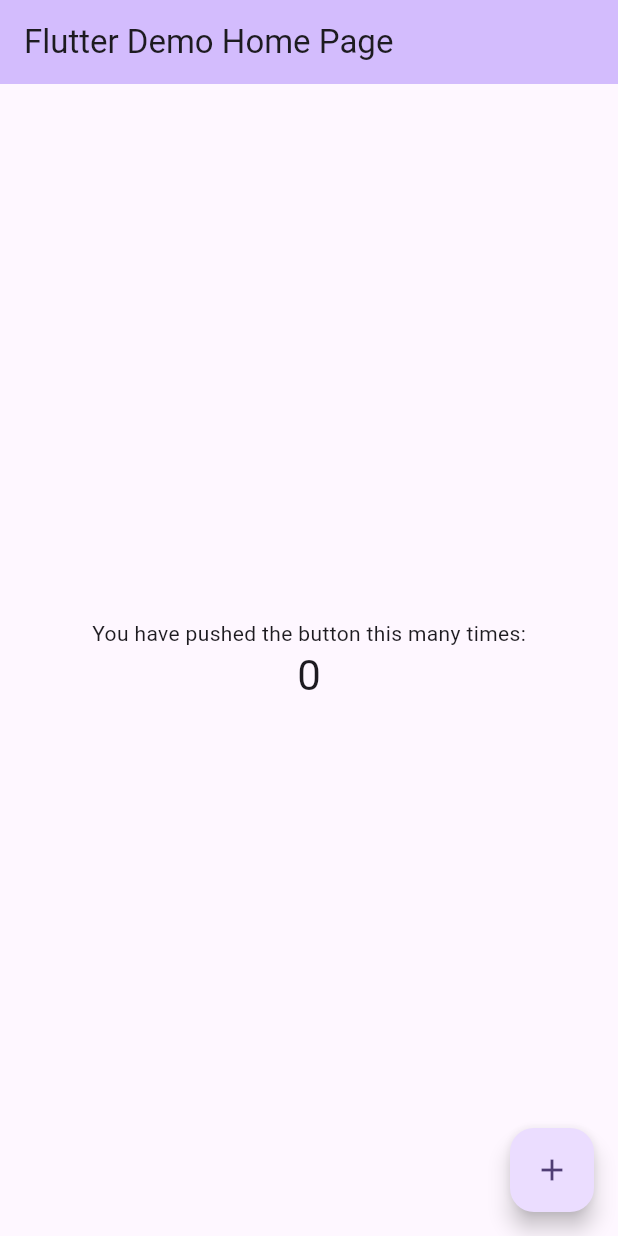
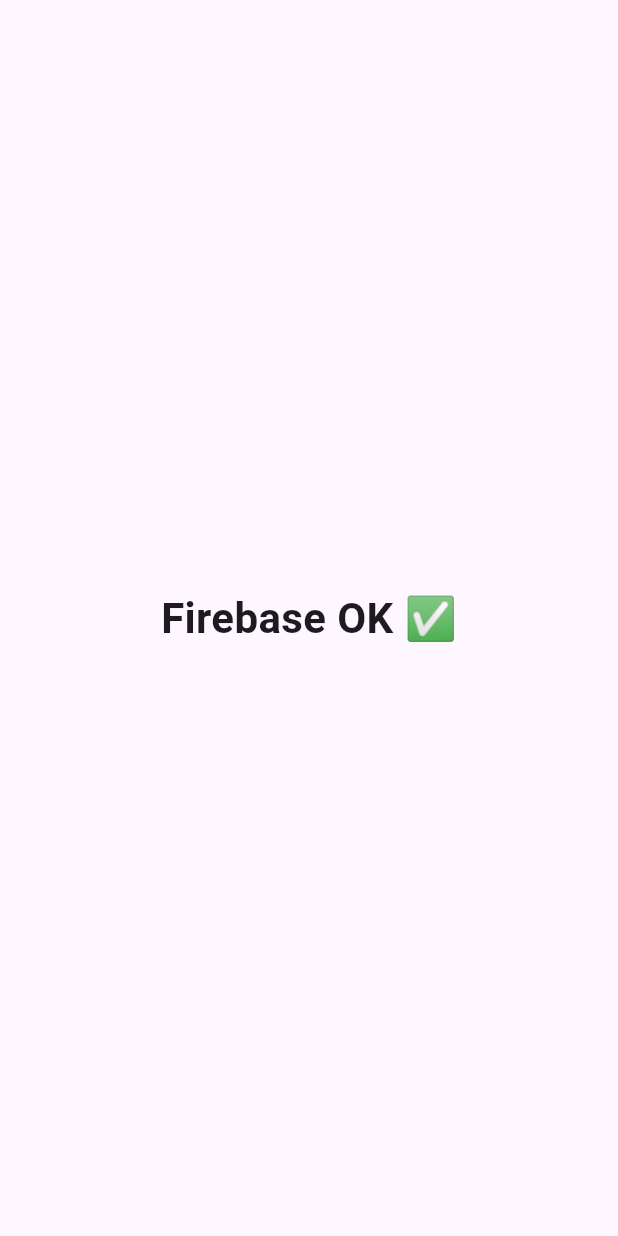
Before and after one commit to azizjouini724/skillswap, a Flutter app: the screen it shows after launch, on a phone screen of 412 x 824 dp. Run offline on Flutter 3.47's test engine with Material 3 defaults, Android fonts, the phone set to English and light mode, and no system bars; our stand-ins replace firebase_core; accounts and stored records are empty.

Commit message:
feat: firebase configured (auth, firestore, flutterfire)

```diff
--- a/lib/main.dart
+++ b/lib/main.dart
@@ -1,122 +1,21 @@
+import 'package:firebase_core/firebase_core.dart';
 import 'package:flutter/material.dart';
+import 'firebase_options.dart';
 
-void main() {
-  runApp(const MyApp());
-}
-
-class MyApp extends StatelessWidget {
-  const MyApp({super.key});
-
-  // This widget is the root of your application.
-  @override
-  Widget build(BuildContext context) {
-    return MaterialApp(
-      title: 'Flutter Demo',
-      theme: ThemeData(
-        // This is the theme of your application.
-        //
-        // TRY THIS: Try running your application with "flutter run". You'll see
-        // the application has a purple toolbar. Then, without quitting the app,
-        // try changing the seedColor in the colorScheme below to Colors.green
-        // and then invoke "hot reload" (save your changes or press the "hot
-        // reload" button in a Flutter-supported IDE, or press "r" if you used
-        // the command line to start the app).
-        //
-        // Notice that the counter didn't reset back to zero; the application
-        // state is not lost during the reload. To reset the state, use hot
-        // restart instead.
-        //
-        // This works for code too, not just values: Most code changes can be
-        // tested with just a hot reload.
-        colorScheme: .fromSeed(seedColor: Colors.deepPurple),
-      ),
-      home: const MyHomePage(title: 'Flutter Demo Home Page'),
-    );
-  }
-}
-
-class MyHomePage extends StatefulWidget {
-  const MyHomePage({super.key, required this.title});
-
-  // This widget is the home page of your application. It is stateful, meaning
-  // that it has a State object (defined below) that contains fields that affect
-  // how it looks.
-
-  // This class is the configuration for the state. It holds the values (in this
-  // case the title) provided by the parent (in this case the App widget) and
-  // used by the build method of the State. Fields in a Widget subclass are
-  // always marked "final".
-
-  final String title;
-
-  @override
-  State<MyHomePage> createState() => _MyHomePageState();
-}
-
-class _MyHomePageState extends State<MyHomePage> {
-  int _counter = 0;
-
-  void _incrementCounter() {
-    setState(() {
-      // This call to setState tells the Flutter framework that something has
-      // changed in this State, which causes it to rerun the build method below
-      // so that the display can reflect the updated values. If we changed
-      // _counter without calling setState(), then the build method would not be
-      // called again, and so nothing would appear to happen.
-      _counter++;
-    });
-  }
-
-  @override
-  Widget build(BuildContext context) {
-    // This method is rerun every time setState is called, for instance as done
-    // by the _incrementCounter method above.
-    //
-    // The Flutter framework has been optimized to make rerunning build methods
-    // fast, so that you can just rebuild anything that needs updating rather
-    // than having to individually change instances of widgets.
-    return Scaffold(
-      appBar: AppBar(
-        // TRY THIS: Try changing the color here to a specific color (to
-        // Colors.amber, perhaps?) and trigger a hot reload to see the AppBar
-        // change color while the other colors stay the same.
-        backgroundColor: Theme.of(context).colorScheme.inversePrimary,
-        // Here we take the value from the MyHomePage object that was created by
-        // the App.build method, and use it to set our appbar title.
-        title: Text(widget.title),
-      ),
+void main() async {
+  WidgetsFlutterBinding.ensureInitialized();
+  await Firebase.initializeApp(
+    options: DefaultFirebaseOptions.currentPlatform,
+  );
+  runApp(const MaterialApp(
+    debugShowCheckedModeBanner: false,
+    home: Scaffold(
       body: Center(
-        // Center is a layout widget. It takes a single child and positions it
-        // in the middle of the parent.
-        child: Column(
-          // Column is also a layout widget. It takes a list of children and
-          // arranges them vertically. By default, it sizes itself to fit its
-          // children horizontally, and tries to be as tall as its parent.
-          //
-          // Column has various properties to control how it sizes itself and
-          // how it positions its children. Here we use mainAxisAlignment to
-          // center the children vertically; the main axis here is the vertical
-          // axis because Columns are vertical (the cross axis would be
-          // horizontal).
-          //
-          // TRY THIS: Invoke "debug painting" (choose the "Toggle Debug Paint"
-          // action in the IDE, or press "p" in the console), to see the
-          // wireframe for each widget.
-          mainAxisAlignment: .center,
-          children: [
-            const Text('You have pushed the button this many times:'),
-            Text(
-              '$_counter',
-              style: Theme.of(context).textTheme.headlineMedium,
-            ),
-          ],
+        child: Text(
+          'Firebase OK ✅',
+          style: TextStyle(fontSize: 28, fontWeight: FontWeight.bold),
         ),
       ),
-      floatingActionButton: FloatingActionButton(
-        onPressed: _incrementCounter,
-        tooltip: 'Increment',
-        child: const Icon(Icons.add),
-      ),
-    );
-  }
+    ),
+  ));
 }
```
Also changed, not shown: lib/core/theme/app_colors.dart (added, +13 -0 lines), lib/core/theme/app_theme.dart (added, +76 -0 lines), pubspec.yaml (+9 -0 lines), firebase.json (added), lib/firebase_options.dart (added), pubspec.lock, 3 other files.
